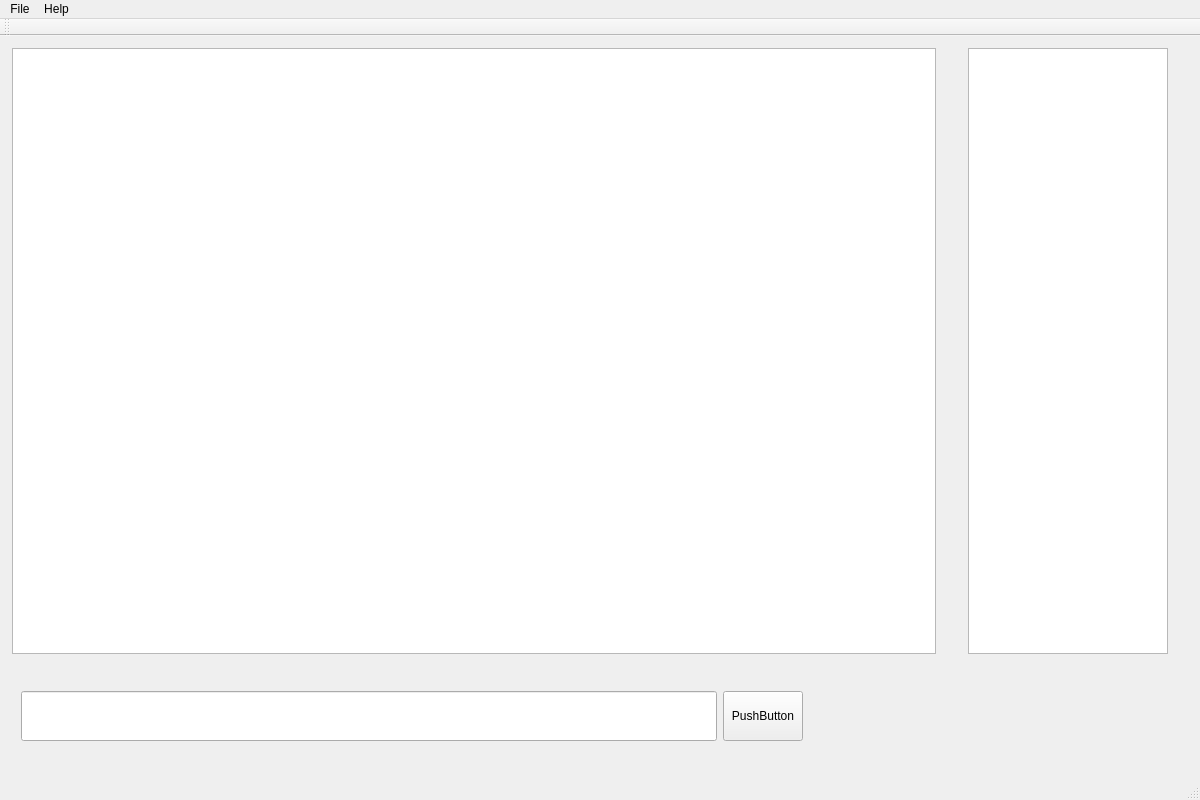
Qt form ui/mainwindow.ui (pouria-alaei/SerialForge) before a commit.
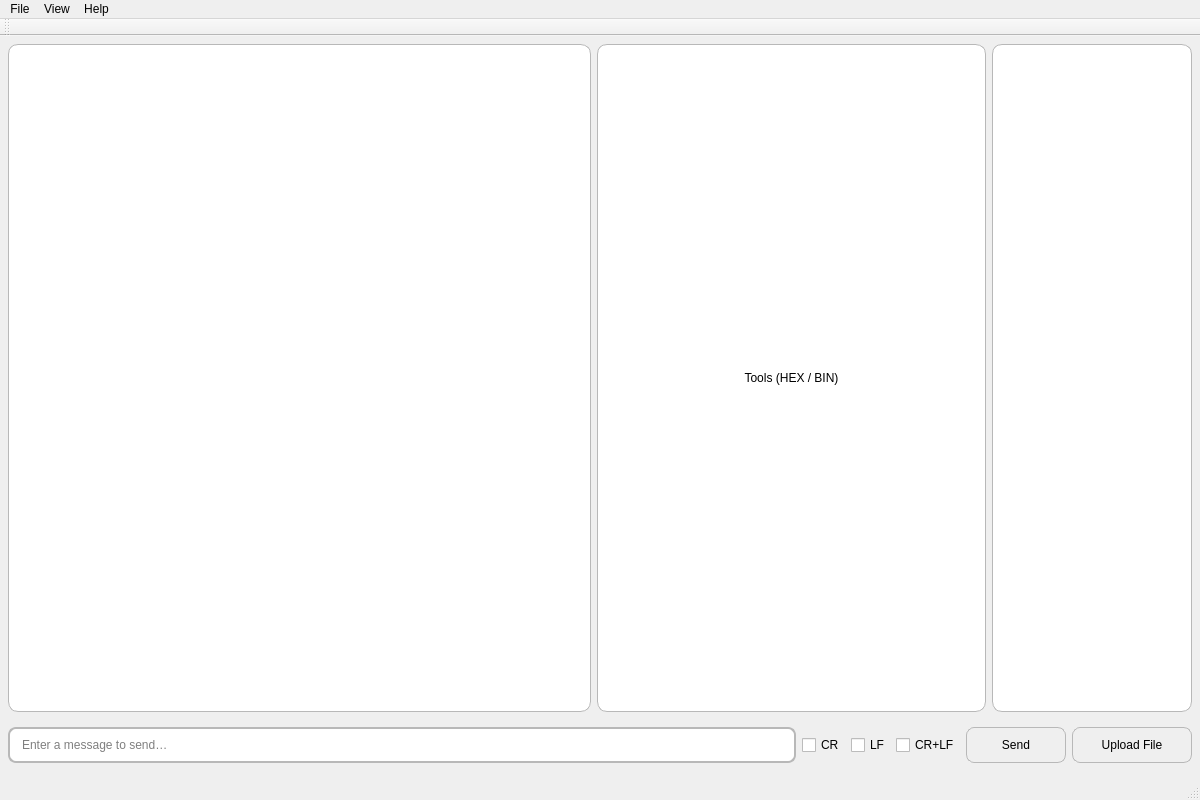
The same form after that commit.

Commit message: Refine main window layout and add terminal UI controls

The edit to the form file:
```diff
--- a/ui/mainwindow.ui
+++ b/ui/mainwindow.ui
@@ -20,44 +20,131 @@
    <string>MainWindow</string>
   </property>
   <widget class="QWidget" name="centralwidget">
-   <layout class="QVBoxLayout" name="mainLayout">
+   <layout class="QVBoxLayout" name="mainLayout" stretch="1,0">
     <property name="spacing">
-     <number>12</number>
+     <number>8</number>
     </property>
     <property name="leftMargin">
-     <number>12</number>
+     <number>8</number>
     </property>
     <property name="topMargin">
-     <number>12</number>
+     <number>8</number>
     </property>
     <property name="rightMargin">
-     <number>12</number>
+     <number>8</number>
     </property>
     <property name="bottomMargin">
-     <number>12</number>
+     <number>8</number>
     </property>
     <item>
-     <layout class="QHBoxLayout" name="horizontalLayout">
+     <layout class="QHBoxLayout" name="terminalRowLayout" stretch="1,0">
+      <property name="spacing">
+       <number>6</number>
+      </property>
+      <property name="leftMargin">
+       <number>0</number>
+      </property>
+      <property name="topMargin">
+       <number>0</number>
+      </property>
+      <property name="rightMargin">
+       <number>0</number>
+      </property>
+      <property name="bottomMargin">
+       <number>0</number>
+      </property>
       <item>
-       <widget class="QPlainTextEdit" name="plainTextEdit">
-        <property name="readOnly">
-         <bool>true</bool>
+       <widget class="QWidget" name="terminalContainer">
+        <property name="sizePolicy">
+         <sizepolicy hsizetype="Expanding" vsizetype="Expanding">
+          <horstretch>0</horstretch>
+          <verstretch>0</verstretch>
+         </sizepolicy>
         </property>
+        <layout class="QHBoxLayout" name="terminalLayout" stretch="3,2">
+         <property name="spacing">
+          <number>6</number>
+         </property>
+         <property name="leftMargin">
+          <number>0</number>
+         </property>
+         <property name="topMargin">
+          <number>0</number>
+         </property>
+         <property name="rightMargin">
+          <number>0</number>
+         </property>
+         <property name="bottomMargin">
+          <number>0</number>
+         </property>
+         <item>
+          <widget class="QPlainTextEdit" name="terminalTextEdit">
+           <property name="sizePolicy">
+            <sizepolicy hsizetype="Expanding" vsizetype="Expanding">
+             <horstretch>0</horstretch>
+             <verstretch>0</verstretch>
+            </sizepolicy>
+           </property>
+           <property name="readOnly">
+            <bool>true</bool>
+           </property>
+           <property name="styleSheet">
+            <string>QPlainTextEdit#terminalTextEdit {
+ border: 1px solid palette(mid);
+ border-radius: 10px;
+ padding: 6px;
+ background-color: palette(base);
+}</string>
+           </property>
+          </widget>
+         </item>
+         <item>
+          <widget class="QFrame" name="terminalToolsContainer">
+           <property name="sizePolicy">
+            <sizepolicy hsizetype="Expanding" vsizetype="Expanding">
+             <horstretch>0</horstretch>
+             <verstretch>0</verstretch>
+            </sizepolicy>
+           </property>
+           <property name="styleSheet">
+            <string>QFrame#terminalToolsContainer {
+ border: 1px solid palette(mid);
+ border-radius: 10px;
+ background-color: palette(base);
+}</string>
+           </property>
+           <layout class="QVBoxLayout" name="terminalToolsLayout">
+            <property name="leftMargin">
+             <number>10</number>
+            </property>
+            <property name="topMargin">
+             <number>10</number>
+            </property>
+            <property name="rightMargin">
+             <number>10</number>
+            </property>
+            <property name="bottomMargin">
+             <number>10</number>
+            </property>
+            <item>
+             <widget class="QLabel" name="terminalToolsPlaceholder">
+              <property name="text">
+               <string>Tools (HEX / BIN)</string>
+              </property>
+              <property name="alignment">
+               <set>Qt::AlignmentFlag::AlignCenter</set>
+              </property>
+              <property name="wordWrap">
+               <bool>true</bool>
+              </property>
+             </widget>
+            </item>
+           </layout>
+          </widget>
+         </item>
+        </layout>
        </widget>
       </item>
-      <item>
-       <spacer name="verticalSpacer">
-        <property name="orientation">
-         <enum>Qt::Orientation::Vertical</enum>
-        </property>
-        <property name="sizeHint" stdset="0">
-         <size>
-          <width>20</width>
-          <height>40</height>
-         </size>
-        </property>
-       </spacer>
-      </item>
       <item>
        <widget class="QListView" name="listView">
         <property name="sizePolicy">
@@ -72,79 +159,218 @@
           <height>16777215</height>
          </size>
         </property>
+        <property name="styleSheet">
+         <string>QListView#listView {
+ border: 1px solid palette(mid);
+ border-radius: 10px;
+ padding: 6px;
+ background-color: palette(base);
+}</string>
+        </property>
        </widget>
       </item>
-      <item>
-       <layout class="QVBoxLayout" name="verticalLayout"/>
-      </item>
-      <item>
-       <spacer name="verticalSpacer_2">
-        <property name="orientation">
-         <enum>Qt::Orientation::Vertical</enum>
-        </property>
-        <property name="sizeHint" stdset="0">
-         <size>
-          <width>20</width>
-          <height>40</height>
-         </size>
-        </property>
-       </spacer>
-      </item>
      </layout>
     </item>
-    <item alignment="Qt::AlignmentFlag::AlignVCenter">
-     <widget class="QWidget" name="txContainer" native="true">
+    <item>
+     <widget class="QWidget" name="txContainer">
       <property name="sizePolicy">
-       <sizepolicy hsizetype="Fixed" vsizetype="Fixed">
+       <sizepolicy hsizetype="Expanding" vsizetype="Fixed">
         <horstretch>0</horstretch>
         <verstretch>0</verstretch>
        </sizepolicy>
       </property>
       <property name="minimumSize">
        <size>
-        <width>800</width>
-        <height>100</height>
+        <width>0</width>
+        <height>50</height>
        </size>
       </property>
       <property name="maximumSize">
        <size>
         <width>16777215</width>
-        <height>10</height>
+        <height>50</height>
        </size>
       </property>
-      <layout class="QHBoxLayout" name="horizontalLayout_4">
+      <layout class="QHBoxLayout" name="txLayout" stretch="1,0,0,0,0,0">
+       <property name="spacing">
+        <number>6</number>
+       </property>
+       <property name="leftMargin">
+        <number>0</number>
+       </property>
+       <property name="topMargin">
+        <number>0</number>
+       </property>
+       <property name="rightMargin">
+        <number>0</number>
+       </property>
+       <property name="bottomMargin">
+        <number>0</number>
+       </property>
        <item>
         <widget class="QLineEdit" name="txInput">
+         <property name="sizePolicy">
+          <sizepolicy hsizetype="Expanding" vsizetype="Fixed">
+           <horstretch>0</horstretch>
+           <verstretch>0</verstretch>
+          </sizepolicy>
+         </property>
+         <property name="placeholderText">
+          <string>Enter a message to send…</string>
+         </property>
+         <property name="styleSheet">
+          <string>QLineEdit#txInput {
+ border: 2px solid palette(mid);
+ border-radius: 8px;
+ padding: 0 10px;
+ background-color: palette(base);
+ color: palette(text);
+ selection-background-color: palette(highlight);
+ selection-color: palette(highlighted-text);
+}
+QLineEdit#txInput:focus {
+ border-color: palette(highlight);
+}</string>
+         </property>
          <property name="minimumSize">
           <size>
            <width>0</width>
-           <height>50</height>
+           <height>36</height>
           </size>
          </property>
-         <property name="baseSize">
+         <property name="maximumSize">
           <size>
-           <width>0</width>
-           <height>50</height>
+           <width>16777215</width>
+           <height>36</height>
           </size>
          </property>
         </widget>
        </item>
        <item>
-        <widget class="QPushButton" name="send">
+        <widget class="QCheckBox" name="crCheckBox">
+         <property name="text">
+          <string>CR</string>
+         </property>
+         <property name="toolTip">
+          <string>Carriage return (0x0D)</string>
+         </property>
+         <property name="checked">
+          <bool>false</bool>
+         </property>
+         <attribute name="buttonGroup">
+          <string notr="true">lineEndingButtonGroup</string>
+         </attribute>
+        </widget>
+       </item>
+       <item>
+        <widget class="QCheckBox" name="lfCheckBox">
+         <property name="text">
+          <string>LF</string>
+         </property>
+         <property name="toolTip">
+          <string>Line feed (0x0A)</string>
+         </property>
+         <property name="checked">
+          <bool>false</bool>
+         </property>
+         <attribute name="buttonGroup">
+          <string notr="true">lineEndingButtonGroup</string>
+         </attribute>
+        </widget>
+       </item>
+       <item>
+        <widget class="QCheckBox" name="crlfCheckBox">
+         <property name="text">
+          <string>CR+LF</string>
+         </property>
+         <property name="toolTip">
+          <string>Carriage return followed by line feed (0x0D 0x0A)</string>
+         </property>
+         <property name="checked">
+          <bool>false</bool>
+         </property>
+         <attribute name="buttonGroup">
+          <string notr="true">lineEndingButtonGroup</string>
+         </attribute>
+        </widget>
+       </item>
+       <item>
+        <widget class="QPushButton" name="sendButton">
          <property name="sizePolicy">
-          <sizepolicy hsizetype="Maximum" vsizetype="Fixed">
+          <sizepolicy hsizetype="Fixed" vsizetype="Fixed">
            <horstretch>0</horstretch>
            <verstretch>0</verstretch>
           </sizepolicy>
          </property>
          <property name="minimumSize">
           <size>
-           <width>0</width>
-           <height>50</height>
+           <width>100</width>
+           <height>36</height>
           </size>
          </property>
+         <property name="maximumSize">
+          <size>
+           <width>100</width>
+           <height>36</height>
+          </size>
+         </property>
          <property name="text">
-          <string>PushButton</string>
+          <string>Send</string>
+         </property>
+         <property name="styleSheet">
+          <string>QPushButton#sendButton {
+ border: 1px solid palette(mid);
+ border-radius: 8px;
+ padding: 0 12px;
+ background-color: palette(button);
+ color: palette(button-text);
+}
+QPushButton#sendButton:hover, QPushButton#sendButton:focus {
+ border-color: palette(highlight);
+}
+QPushButton#sendButton:pressed {
+ background-color: palette(midlight);
+}</string>
+         </property>
+        </widget>
+       </item>
+       <item>
+        <widget class="QPushButton" name="uploadFileButton">
+         <property name="sizePolicy">
+          <sizepolicy hsizetype="Fixed" vsizetype="Fixed">
+           <horstretch>0</horstretch>
+           <verstretch>0</verstretch>
+          </sizepolicy>
+         </property>
+         <property name="minimumSize">
+          <size>
+           <width>120</width>
+           <height>36</height>
+          </size>
+         </property>
+         <property name="maximumSize">
+          <size>
+           <width>120</width>
+           <height>36</height>
+          </size>
+         </property>
+         <property name="text">
+          <string>Upload File</string>
+         </property>
+         <property name="styleSheet">
+          <string>QPushButton#uploadFileButton {
+ border: 1px solid palette(mid);
+ border-radius: 8px;
+ padding: 0 12px;
+ background-color: palette(button);
+ color: palette(button-text);
+}
+QPushButton#uploadFileButton:hover, QPushButton#uploadFileButton:focus {
+ border-color: palette(highlight);
+}
+QPushButton#uploadFileButton:pressed {
+ background-color: palette(midlight);
+}</string>
          </property>
         </widget>
        </item>
@@ -168,6 +394,12 @@
     </property>
     <addaction name="actionExit"/>
    </widget>
+   <widget class="QMenu" name="menuView">
+    <property name="title">
+     <string>View</string>
+    </property>
+    <addaction name="actionTimetag"/>
+   </widget>
    <widget class="QMenu" name="menuHelp">
     <property name="title">
      <string>Help</string>
@@ -175,6 +407,7 @@
     <addaction name="actionAbout"/>
    </widget>
    <addaction name="menuFile"/>
+   <addaction name="menuView"/>
    <addaction name="menuHelp"/>
   </widget>
   <widget class="QStatusBar" name="statusbar"/>
```
Left out of the diff: 33 changed lines with no effect on the pictures. The commit also changes 1 other file.
